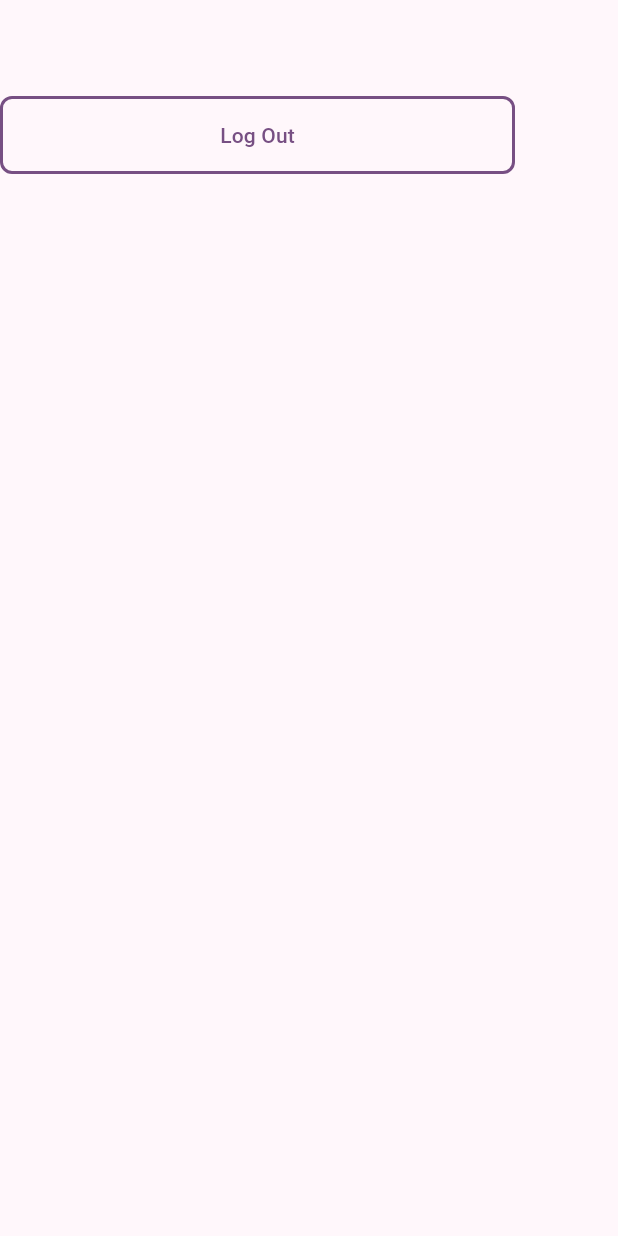
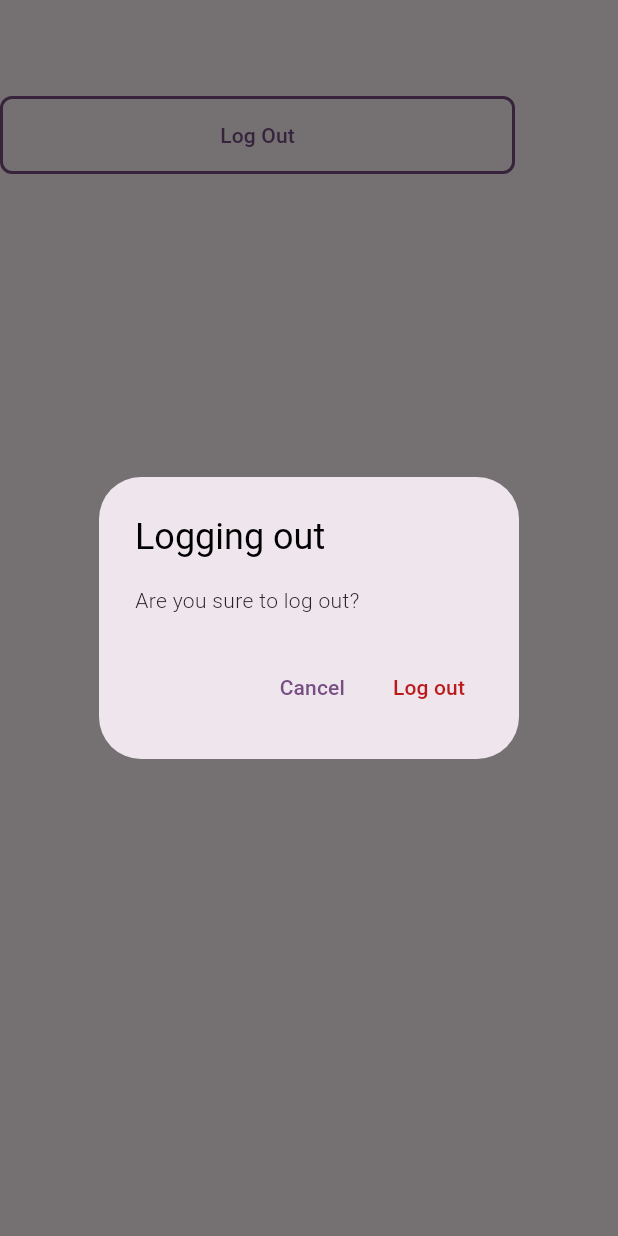
Before and after one commit to NBG-Software/interns-talk-mobile, a Flutter app: the LogOutButton widget shown alone on an empty page, opened directly, after a tap on "Log Out", on a phone screen of 412 x 824 dp. Run offline on Flutter 3.47's test engine with Material 3 defaults, Android fonts, the phone set to English and light mode, and no system bars; our stand-ins replace dio, flutter_bloc, flutter_secure_storage, package_info_plus; missing offline and left inert: chatview; accounts and stored records are empty.

```diff
--- a/lib/ui/pages/profile_page.dart
+++ b/lib/ui/pages/profile_page.dart
@@ -154,7 +154,38 @@ class LogOutButton extends StatelessWidget {
           ),
         ),
         onPressed: () {
-          context.read<AuthBloc>().add(AuthLogoutEvent());
+          showDialog(
+              context: context,
+              builder: (context) {
+                return AlertDialog(
+                  title: Text('Logging out'),
+                  content: SingleChildScrollView(
+                    child: ListBody(
+                      children: [
+                        Text('Are you sure to log out?'),
+                      ],
+                    ),
+                  ),
+                  actions: [
+                    TextButton(
+                      onPressed: () {
+                        Navigator.of(context).pop();
+                      },
+                      child: Text('Cancel'),
+                    ),
+                    TextButton(
+                      onPressed: () {
+                        context.read<AuthBloc>().add(AuthLogoutEvent());
+                      },
+                      child: Text(
+                        'Log out',
+                        style: TextStyle(
+                            color: Theme.of(context).colorScheme.error),
+                      ),
+                    ),
+                  ],
+                );
+              });
         },
         child: Text('Log Out'),
       ),
```
